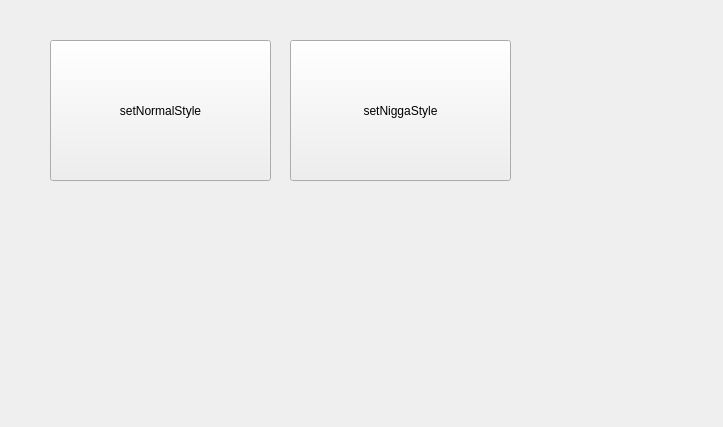
Before: the Qt Designer form src/appsetting.ui in MikeostCorp/Gradify, drawn with Qt 5.
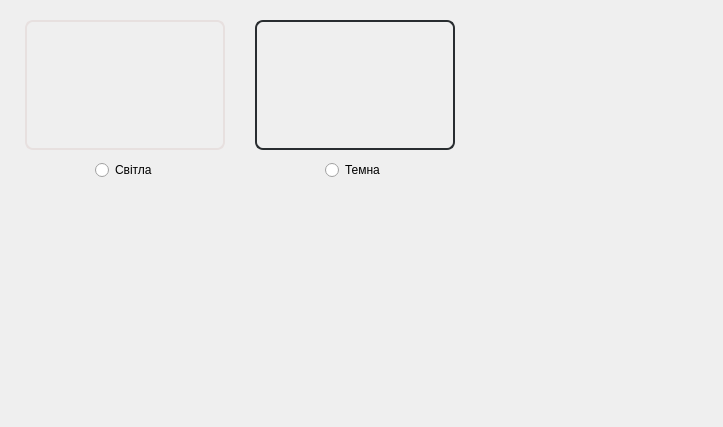
After: the same form once the commit is applied. Icons and pictures are not drawn.

Commit message: update appSettings, fix styles

Patch:
```diff
--- a/src/appsetting.ui
+++ b/src/appsetting.ui
@@ -19,31 +19,128 @@
 background-color: rgb(29, 31, 32);
 }</string>
   </property>
-  <widget class="QPushButton" name="setWhiteStyleButton">
+  <widget class="QFrame" name="selectUIStyleFrame">
    <property name="geometry">
     <rect>
-     <x>50</x>
-     <y>40</y>
-     <width>221</width>
-     <height>141</height>
+     <x>25</x>
+     <y>20</y>
+     <width>432</width>
+     <height>170</height>
     </rect>
    </property>
-   <property name="text">
-    <string>setNormalStyle</string>
+   <property name="styleSheet">
+    <string notr="true">border: 0px;</string>
    </property>
-  </widget>
-  <widget class="QPushButton" name="setBlackStyleButton">
-   <property name="geometry">
-    <rect>
-     <x>290</x>
-     <y>40</y>
-     <width>221</width>
-     <height>141</height>
-    </rect>
+   <property name="frameShape">
+    <enum>QFrame::StyledPanel</enum>
    </property>
-   <property name="text">
-    <string>setNiggaStyle</string>
+   <property name="frameShadow">
+    <enum>QFrame::Raised</enum>
    </property>
+   <widget class="QLabel" name="imageWhiteUI">
+    <property name="geometry">
+     <rect>
+      <x>0</x>
+      <y>0</y>
+      <width>200</width>
+      <height>130</height>
+     </rect>
+    </property>
+    <property name="styleSheet">
+     <string notr="true">border: 2px solid rgb(231,224,223); 
+border-radius: 8px;</string>
+    </property>
+    <property name="text">
+     <string/>
+    </property>
+    <property name="pixmap">
+     <pixmap resource="recources.qrc">:/img/settingIcon/settingWhiteUIIco.png</pixmap>
+    </property>
+    <property name="scaledContents">
+     <bool>true</bool>
+    </property>
+   </widget>
+   <widget class="QLabel" name="imageBlackUI">
+    <property name="geometry">
+     <rect>
+      <x>230</x>
+      <y>0</y>
+      <width>200</width>
+      <height>130</height>
+     </rect>
+    </property>
+    <property name="styleSheet">
+     <string notr="true">border: 2px solid rgb(41,45,48); 
+border-radius: 8px;</string>
+    </property>
+    <property name="text">
+     <string/>
+    </property>
+    <property name="pixmap">
+     <pixmap resource="recources.qrc">:/img/settingIcon/settingBlackUIIco.png</pixmap>
+    </property>
+    <property name="scaledContents">
+     <bool>true</bool>
+    </property>
+   </widget>
+   <widget class="QPushButton" name="pushSelectWhiteUIButton">
+    <property name="geometry">
+     <rect>
+      <x>0</x>
+      <y>-10</y>
+      <width>211</width>
+      <height>181</height>
+     </rect>
+    </property>
+    <property name="styleSheet">
+     <string notr="true">background-color: rgba(255, 255, 255, 0);</string>
+    </property>
+    <property name="text">
+     <string/>
+    </property>
+   </widget>
+   <widget class="QPushButton" name="pushSelectBlackUIButton">
+    <property name="geometry">
+     <rect>
+      <x>220</x>
+      <y>-10</y>
+      <width>211</width>
+      <height>181</height>
+     </rect>
+    </property>
+    <property name="styleSheet">
+     <string notr="true">background-color: rgba(255, 255, 255, 0);</string>
+    </property>
+    <property name="text">
+     <string/>
+    </property>
+   </widget>
+   <widget class="QRadioButton" name="setBlackStyleRadioButton">
+    <property name="geometry">
+     <rect>
+      <x>300</x>
+      <y>140</y>
+      <width>61</width>
+      <height>20</height>
+     </rect>
+    </property>
+    <property name="text">
+     <string>Темна</string>
+    </property>
+   </widget>
+   <widget class="QRadioButton" name="setWhiteStyleRadioButton">
+    <property name="geometry">
+     <rect>
+      <x>70</x>
+      <y>140</y>
+      <width>71</width>
+      <height>20</height>
+     </rect>
+    </property>
+    <property name="text">
+     <string>Світла</string>
+    </property>
+   </widget>
   </widget>
  </widget>
  <resources/>
```
Left out of the diff: 4 changed lines with no effect on the pictures. The commit also changes 7 other files.
